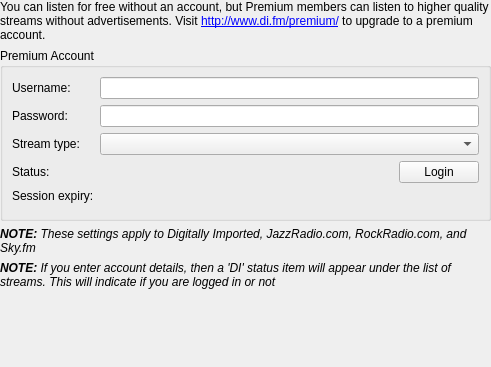
Above: streams/digitallyimportedsettings.ui from CDrummond/cantata before the change. Below: the same form after it.
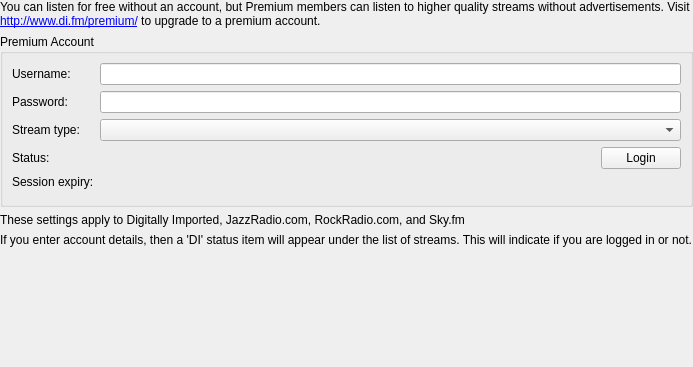
That is the form after the change. Custom widgets are drawn as their Qt base class.

Commit message: Add note-label classes to ensure consistency

Patch:
```diff
--- a/streams/digitallyimportedsettings.ui
+++ b/streams/digitallyimportedsettings.ui
@@ -158,26 +158,14 @@
    <item>
     <widget class="QLabel" name="noteLabel">
      <property name="text">
-      <string>&lt;i&gt;&lt;b&gt;NOTE:&lt;/b&gt; These settings apply to Digitally Imported, JazzRadio.com, RockRadio.com, and Sky.fm&lt;/i&gt;</string>
-     </property>
-     <property name="wordWrap">
-      <bool>true</bool>
-     </property>
-     <property name="textInteractionFlags">
-      <set>Qt::NoTextInteraction</set>
+      <string>These settings apply to Digitally Imported, JazzRadio.com, RockRadio.com, and Sky.fm</string>
      </property>
     </widget>
    </item>
    <item>
     <widget class="QLabel" name="note2Label">
      <property name="text">
-      <string>&lt;i&gt;&lt;b&gt;NOTE:&lt;/b&gt; If you enter account details, then a 'DI' status item will appear under the list of streams. This will indicate if you are logged in or not&lt;/i&gt;</string>
-     </property>
-     <property name="wordWrap">
-      <bool>true</bool>
-     </property>
-     <property name="textInteractionFlags">
-      <set>Qt::NoTextInteraction</set>
+      <string>If you enter account details, then a 'DI' status item will appear under the list of streams. This will indicate if you are logged in or not.</string>
      </property>
     </widget>
    </item>
@@ -207,6 +195,11 @@
    <extends>QLabel</extends>
    <header>support/buddylabel.h</header>
   </customwidget>
+  <customwidget>
+   <class>NoteLabel</class>
+   <extends>QLabel</extends>
+   <header>widgets/notelabel.h</header>
+  </customwidget>
   <customwidget>
    <class>MessageWidget</class>
    <extends>QFrame</extends>
```
Left out of the diff: 4 changed lines with no effect on the pictures. The commit also changes 24 other files.
